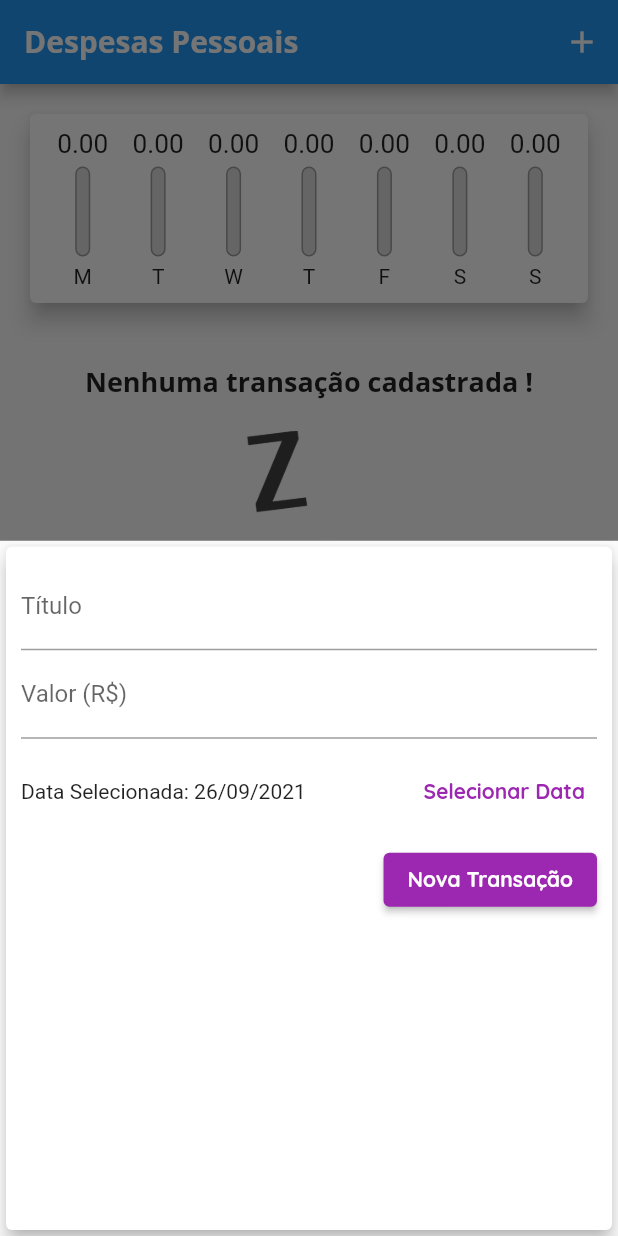
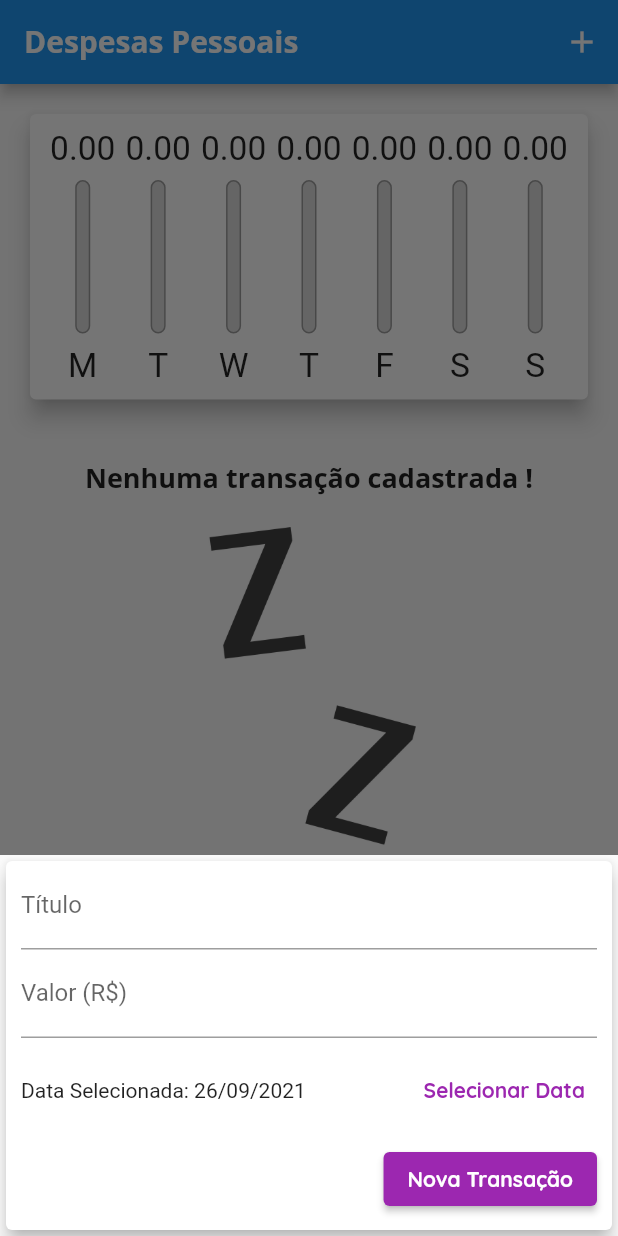
Before and after one commit to almerindopaixao/expenses, a Flutter app: the screen it shows after launch, after a tap on the "add" icon, on a phone screen of 412 x 824 dp. Run offline on Flutter 3.47's test engine with Material 2 defaults, Android fonts, the phone set to English and light mode, and no system bars.

Commit message:
Adicionando responsividade ao app

```diff
--- /dev/null
+++ b/lib/layout/adaptative_button.dart
@@ -0,0 +1,32 @@
+import 'dart:io';
+
+import 'package:flutter/cupertino.dart';
+import 'package:flutter/material.dart';
+
+class AdaptativeButton extends StatelessWidget {
+  final String label;
+  final void Function() onPressed;
+
+  const AdaptativeButton({
+    Key? key,
+    required this.label,
+    required this.onPressed,
+  }) : super(key: key);
+
+  @override
+  Widget build(BuildContext context) {
+    return Platform.isIOS
+        ? CupertinoButton(
+            onPressed: onPressed,
+            child: Text(label),
+            color: Theme.of(context).primaryColor,
+            padding: const EdgeInsets.symmetric(
+              horizontal: 20,
+            ),
+          )
+        : ElevatedButton(
+            onPressed: onPressed,
+            child: Text(label),
+          );
+  }
+}
--- /dev/null
+++ b/lib/layout/adaptative_text_field.dart
@@ -0,0 +1,12 @@
+import 'package:flutter/material.dart';
+
+class AdaptativeTextField extends StatelessWidget {
+  const AdaptativeTextField({ Key? key }) : super(key: key);
+
+  @override
+  Widget build(BuildContext context) {
+    return Container(
+
+    );
+  }
+}
--- a/lib/main.dart
+++ b/lib/main.dart
@@ -1,9 +1,13 @@
-import 'package:expenses/widgets/chart_widget.dart';
+import 'dart:math';
+import 'dart:io';
+
 import 'package:flutter/material.dart';
-import 'dart:math';
+import 'package:flutter/cupertino.dart';
+import 'package:flutter/services.dart';
 
 import 'package:expenses/widgets/transaction_list_widget.dart';
 import 'package:expenses/widgets/transaction_form_widget.dart';
+import 'package:expenses/widgets/chart_widget.dart';
 
 import 'package:expenses/models/transaction.dart';
 
@@ -14,11 +18,20 @@ class ExpensesApp extends StatelessWidget {
 
   @override
   Widget build(BuildContext context) {
+    SystemChrome.setPreferredOrientations([
+      DeviceOrientation.landscapeRight,
+      DeviceOrientation.landscapeLeft,
+      DeviceOrientation.portraitUp,
+      DeviceOrientation.portraitDown,
+    ]);
+
     return MaterialApp(
       home: const MyHomePage(),
       theme: ThemeData(
         colorScheme: ColorScheme.fromSwatch(
-            primarySwatch: Colors.purple, accentColor: Colors.amber),
+          primarySwatch: Colors.purple,
+          accentColor: Colors.amber,
+        ),
         fontFamily: 'Quicksand',
         textTheme: ThemeData.light().textTheme.copyWith(
               headline6: const TextStyle(
@@ -29,12 +42,14 @@ class ExpensesApp extends StatelessWidget {
               button: const TextStyle(
                 color: Colors.white,
                 fontWeight: FontWeight.bold,
-            )),
+              ),
+            ),
         appBarTheme: const AppBarTheme(
           titleTextStyle: TextStyle(
             fontFamily: 'OpenSans',
             fontSize: 20,
-              fontWeight: FontWeight.bold),
+            fontWeight: FontWeight.bold,
+          ),
         ),
       ),
     );
@@ -50,6 +65,7 @@ class MyHomePage extends StatefulWidget {
 
 class _MyHomePageState extends State<MyHomePage> {
   final List<Transaction> _transactions = [];
+  bool _showChart = false;
 
   List<Transaction> get _recentTranscations {
     return _transactions.where((tr) {
@@ -93,35 +109,120 @@ class _MyHomePageState extends State<MyHomePage> {
     );
   }
 
+  Widget _getIconButton({
+    required IconData icon,
+    required Function() fn,
+  }) {
+    return Platform.isIOS
+        ? GestureDetector(
+            child: Icon(icon),
+            onTap: fn,
+          )
+        : IconButton(
+            icon: Icon(icon),
+            onPressed: fn,
+          );
+  }
+
   @override
   Widget build(BuildContext context) {
-    return Scaffold(
-      appBar: AppBar(
-        title: const Text('Despesas Pessoais'),
-        actions: <Widget>[
-          IconButton(
-            icon: const Icon(Icons.add),
-            onPressed: () => _openTransactionFormModal(context),
+    final mediaQuery = MediaQuery.of(context);
+    bool isLandscape = mediaQuery.orientation == Orientation.landscape;
+
+    final iconList = Platform.isIOS ?  CupertinoIcons.refresh : Icons.list;
+    final iconChart = Platform.isIOS ? CupertinoIcons.refresh : Icons.show_chart;
+
+    final actions = <Widget>[
+      if (isLandscape)
+        _getIconButton(
+          icon: _showChart ? iconList : iconChart,
+          fn: () {
+            setState(() {
+              _showChart = !_showChart;
+            });
+          },
         ),
-        ],
+      _getIconButton(
+        icon: Platform.isIOS ? CupertinoIcons.add : Icons.add,
+        fn: () => _openTransactionFormModal(context),
       ),
-      body: SingleChildScrollView(
+    ];
+
+    final appBar = AppBar(
+      title: Text(
+        'Despesas Pessoais',
+        style: TextStyle(
+          fontSize: 20 * mediaQuery.textScaleFactor,
+        ),
+      ),
+      actions: actions,
+    );
+
+    final availabeHeight = mediaQuery.size.height -
+        appBar.preferredSize.height -
+        mediaQuery.padding.top;
+
+    final bodyPage = SafeArea(
+      child: SingleChildScrollView(
         child: Column(
           crossAxisAlignment: CrossAxisAlignment.stretch,
           children: <Widget>[
-            ChartWidget(recentTransaction: _recentTranscations),
-            TransactionListWidget(
+            // if (isLandscape)
+            //   Row(
+            //     mainAxisAlignment: MainAxisAlignment.center,
+            //     children: [
+            //       const Text('Exibir Gráfico'),
+            //       Switch.adaptive(
+            //         activeColor: Theme.of(context).colorScheme.secondary,
+            //         value: _showChart,
+            //         onChanged: (value) {
+            //           setState(() {
+            //             _showChart = value;
+            //           });
+            //         },
+            //       ),
+            //     ],
+            //   ),
+            if (_showChart || !isLandscape)
+              SizedBox(
+                height: availabeHeight * (isLandscape ? 0.7 : 0.3),
+                child: ChartWidget(recentTransaction: _recentTranscations),
+              ),
+            if (!_showChart || !isLandscape)
+              SizedBox(
+                height: availabeHeight * (isLandscape ? 1 : 0.7),
+                child: TransactionListWidget(
                   transactions: _transactions,
                   onRemove: _removeTransaction,
+                ),
               ),
           ],
         ),
       ),
-      floatingActionButton: FloatingActionButton(
+    );
+
+    return Platform.isIOS
+        ? CupertinoPageScaffold(
+            navigationBar: CupertinoNavigationBar(
+              middle: const Text('Despesas Pessoais'),
+              trailing: Row(
+                mainAxisSize: MainAxisSize.min,
+                children: actions,
+              ),
+            ),
+            child: bodyPage,
+          )
+        : Scaffold(
+            appBar: appBar,
+            body: bodyPage,
+            floatingActionButton: Platform.isIOS
+                ? Container()
+                : FloatingActionButton(
                     onPressed: () => _openTransactionFormModal(context),
                     child: const Icon(Icons.add),
                   ),
-      floatingActionButtonLocation: FloatingActionButtonLocation.centerFloat,
+            floatingActionButtonLocation:
+                FloatingActionButtonLocation.centerFloat,
           );
   }
 }
--- a/lib/widgets/chart_bar_widget.dart
+++ b/lib/widgets/chart_bar_widget.dart
@@ -14,17 +14,19 @@ class ChartBarWidget extends StatelessWidget {
 
   @override
   Widget build(BuildContext context) {
+    return LayoutBuilder(
+      builder: (ctx, constraints) {
         return Column(
           children: [
             SizedBox(
-          height: 20,
+              height: constraints.maxHeight * 0.15,
               child: FittedBox(
                 child: Text(value.toStringAsFixed(2)),
               ),
             ),
-        const SizedBox(height: 5),
+            SizedBox(height: constraints.maxHeight * 0.05),
             SizedBox(
-          height: 60,
+              height: constraints.maxHeight * 0.6,
               width: 10,
               child: Stack(
                 alignment: Alignment.bottomCenter,
@@ -51,9 +53,16 @@ class ChartBarWidget extends StatelessWidget {
                 ],
               ),
             ),
-        const SizedBox(height: 5),
-        Text(label),
+            SizedBox(height: constraints.maxHeight * 0.05),
+            SizedBox(
+              height: constraints.maxHeight * 0.15,
+              child: FittedBox(
+                child: Text(label),
+              ),
+            ),
           ],
+        );
+      },
     );
   }
 }
--- a/lib/widgets/transaction_form_widget.dart
+++ b/lib/widgets/transaction_form_widget.dart
@@ -1,3 +1,4 @@
+import 'package:expenses/layout/adaptative_button.dart';
 import 'package:flutter/material.dart';
 import 'package:intl/intl.dart';
 
@@ -48,10 +49,15 @@ class _TransactionFormWidgetState extends State<TransactionFormWidget> {
 
   @override
   Widget build(BuildContext context) {
-    return Card(
+    return SingleChildScrollView(
+      child: Card(
         elevation: 5,
         child: Padding(
-        padding: const EdgeInsets.all(10),
+          padding: EdgeInsets.only(
+              top: 0,
+              right: 10,
+              left: 10,
+              bottom: 10 + MediaQuery.of(context).viewInsets.bottom),
           child: Column(
             children: <Widget>[
               TextField(
@@ -94,8 +100,8 @@ class _TransactionFormWidgetState extends State<TransactionFormWidget> {
               Row(
                 mainAxisAlignment: MainAxisAlignment.end,
                 children: <Widget>[
-                ElevatedButton(
-                  child: const Text('Nova Transação'),
+                  AdaptativeButton(
+                    label: 'Nova Transação',
                     onPressed: _submitForm,
                   )
                 ],
@@ -103,6 +109,7 @@ class _TransactionFormWidgetState extends State<TransactionFormWidget> {
             ],
           ),
         ),
+      ),
     );
   }
 }
--- a/lib/widgets/transaction_list_widget.dart
+++ b/lib/widgets/transaction_list_widget.dart
@@ -18,10 +18,10 @@ class TransactionListWidget extends StatelessWidget {
 
   @override
   Widget build(BuildContext context) {
-    return SizedBox(
-      height: 450,
-      child: transactions.isEmpty
-          ? Column(
+    return transactions.isEmpty
+        ? LayoutBuilder(
+            builder: (ctx, constraints) {
+              return Column(
                 children: [
                   const SizedBox(
                     height: 20,
@@ -34,12 +34,14 @@ class TransactionListWidget extends StatelessWidget {
                     height: 20,
                   ),
                   SizedBox(
-                    height: 200,
+                      height: constraints.maxHeight * 0.6,
                       child: Image.asset(
                         AppImages.waiting,
                         fit: BoxFit.cover,
                       )),
                 ],
+              );
+            },
           )
         : ListView.builder(
             itemCount: transactions.length,
@@ -47,8 +49,7 @@ class TransactionListWidget extends StatelessWidget {
               final tr = transactions[index];
               return Card(
                 elevation: 5,
-                  margin:
-                      const EdgeInsets.symmetric(vertical: 8, horizontal: 5),
+                margin: const EdgeInsets.symmetric(vertical: 8, horizontal: 5),
                 child: ListTile(
                   leading: CircleAvatar(
                     radius: 30,
@@ -70,7 +71,18 @@ class TransactionListWidget extends StatelessWidget {
                   subtitle: Text(
                     DateFormat('d MMM y').format(tr.date),
                   ),
-                    trailing: IconButton(
+                  trailing: MediaQuery.of(context).size.width > 480
+                      ? TextButton.icon(
+                          onPressed: () => onRemove(id: tr.id),
+                          icon: const Icon(Icons.delete),
+                          label: const Text('Excluir'),
+                          style: ButtonStyle(
+                            foregroundColor: MaterialStateProperty.all<Color>(
+                              Theme.of(context).errorColor,
+                            ),
+                          ),
+                        )
+                      : IconButton(
                           onPressed: () => onRemove(id: tr.id),
                           icon: const Icon(Icons.delete),
                           color: Theme.of(context).errorColor,
@@ -78,7 +90,6 @@ class TransactionListWidget extends StatelessWidget {
                 ),
               );
             },
-            ),
           );
   }
 }
```
Lines whose indentation alone changed are shown as unchanged.
